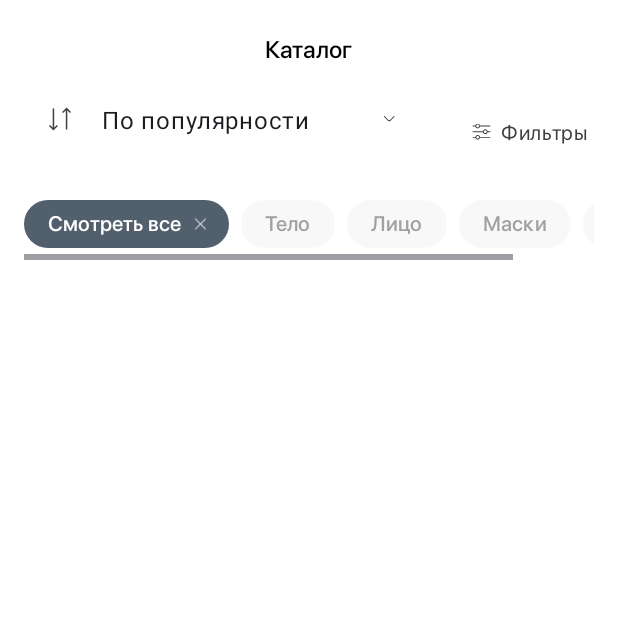
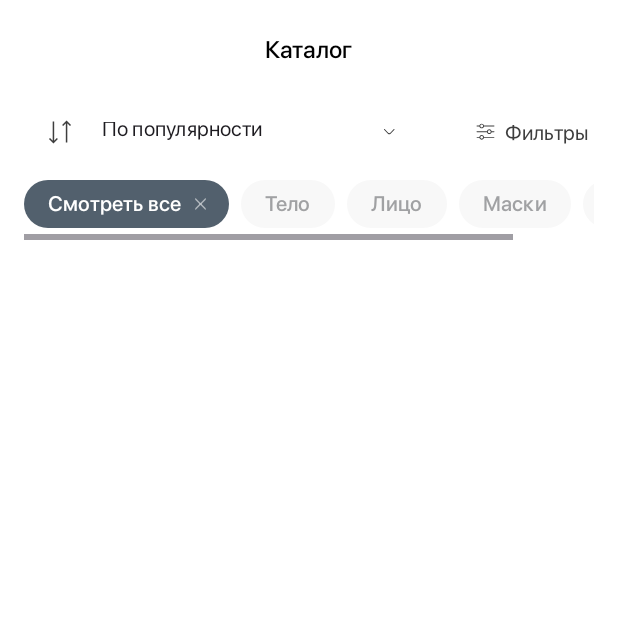
Before and after one commit to akumakeito/effective_mobile_test, an Android app: the FragmentCatalog screen opened through its navigation route, on a phone screen of 412 x 824 dp, the top half of it. Run offline under Robolectric (Android 15) with nearby library versions, the phone set to English and light mode, and no system bars; our stand-ins replace Dagger/Hilt's generated code, Room's generated code, navigation-ui.

Commit message:
refrac buttons style

```diff
--- a/app/src/main/res/layout/fragment_catalog.xml
+++ b/app/src/main/res/layout/fragment_catalog.xml
@@ -31,19 +31,20 @@
         <com.google.android.material.textfield.TextInputLayout
             android:id="@+id/btn_sort_by"
             android:layout_width="wrap_content"
-            android:layout_height="wrap_content"
+            android:layout_height="0dp"
             style="@style/App.OutlinedBox.ExposedDropdownMenu"
             app:startIconCheckable="true"
             app:startIconDrawable="@drawable/icon_type_sort_by__state_default"
             app:endIconDrawable="@drawable/icon_type_down_arrow__state_default"
             app:endIconMode="dropdown_menu"
-            app:layout_constraintBottom_toBottomOf="@id/btn_filters"
+            app:layout_constraintBottom_toBottomOf="parent"
             app:layout_constraintStart_toStartOf="parent"
-            app:layout_constraintTop_toTopOf="@id/btn_filters"
+            app:layout_constraintTop_toTopOf="parent"
             android:text="@string/by_popular">
 
             <AutoCompleteTextView
                 android:id="@+id/sorting_autocomplete_tv"
+                style="@style/App.OutlinedBox.ExposedDropdownMenu"
                 android:layout_width="match_parent"
                 android:layout_height="match_parent"
                 android:ellipsize="end"
@@ -53,14 +54,14 @@
 
         <Button
             android:id="@+id/btn_filters"
-            style="?attr/borderlessButtonStyle"
+            style="@style/Widget.App.TextButton.Icon"
             android:layout_width="wrap_content"
             android:layout_height="wrap_content"
             android:layout_gravity="end"
             android:text="@string/filters"
             app:icon="@drawable/icon_type_filter__state_default"
             app:layout_constraintEnd_toEndOf="parent"
-            app:layout_constraintTop_toTopOf="parent" />
+            app:layout_constraintTop_toTopOf="@id/btn_sort_by" />
 
     </androidx.constraintlayout.widget.ConstraintLayout>
 
--- a/app/src/main/res/values/styles.xml
+++ b/app/src/main/res/values/styles.xml
@@ -129,7 +129,7 @@
         <item name="background">@color/white</item>
         <item name="boxBackgroundColor">@color/white</item>
         <item name="boxStrokeColor">@color/box_stroke_selector</item>
-        <item name="android:textAppearance">@style/DropDownTextAppearance</item>
+        <item name="android:textAppearance">@style/TextButtonTextAppearance</item>
     </style>
 
     <style name="ShapeAppearance.Material3.Corner.Small." parent="">
@@ -145,9 +145,16 @@
         <item name="android:textAppearance">@style/ButtonText</item>
     </style>
 
+    <style name="TextButtonTextAppearance" parent="TextAppearance.Material3.LabelLarge">
+        <item name="android:textSize">@dimen/txt14</item>
+        <item name="android:textColor">@color/dark_grey</item>
+        <item name="android:textFontWeight" tools:targetApi="p">400</item>
+        <item name="fontFamily">@font/sf_pro_display_regular</item>
+    </style>
+
     <style name="Widget.App.TextButton.Icon" parent="Widget.Material3.Button.TextButton.Icon">
         <item name="android:height">@dimen/text_btn_height</item>
-        <item name="android:textAppearance">@style/DropDownTextAppearance</item>
+        <item name="android:textAppearance">@style/TextButtonTextAppearance</item>
         <item name="iconTint">@color/dark_grey</item>
         <item name="backgroundTint">@color/white</item>
         <item name="android:textColor">@color/dark_grey</item>
```
